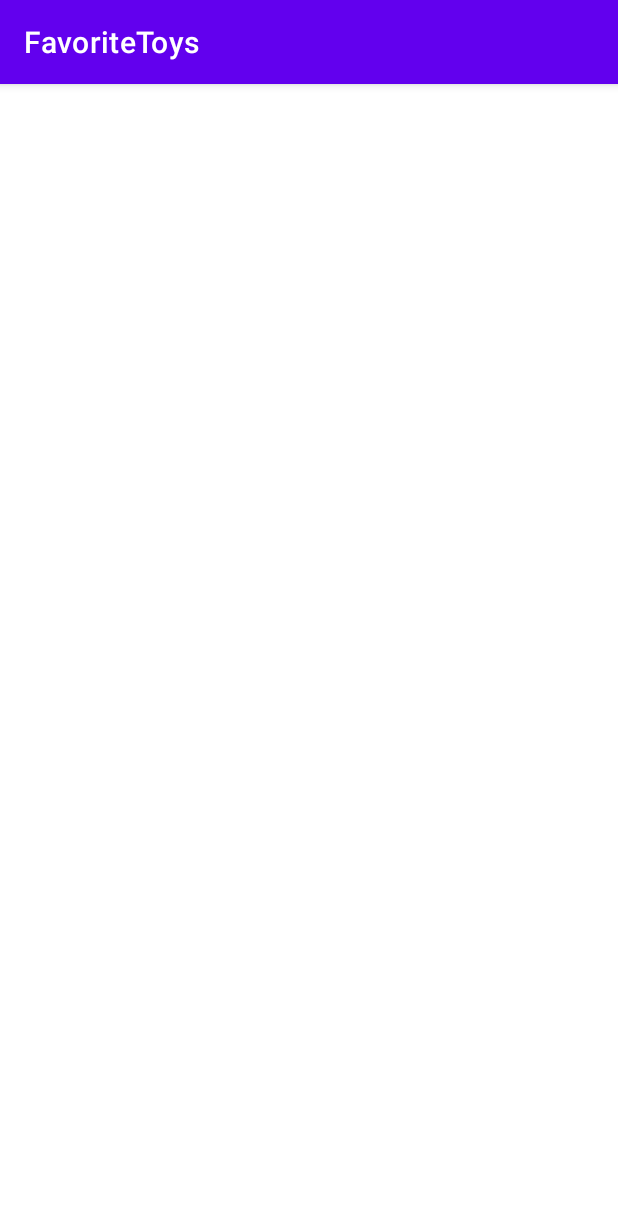
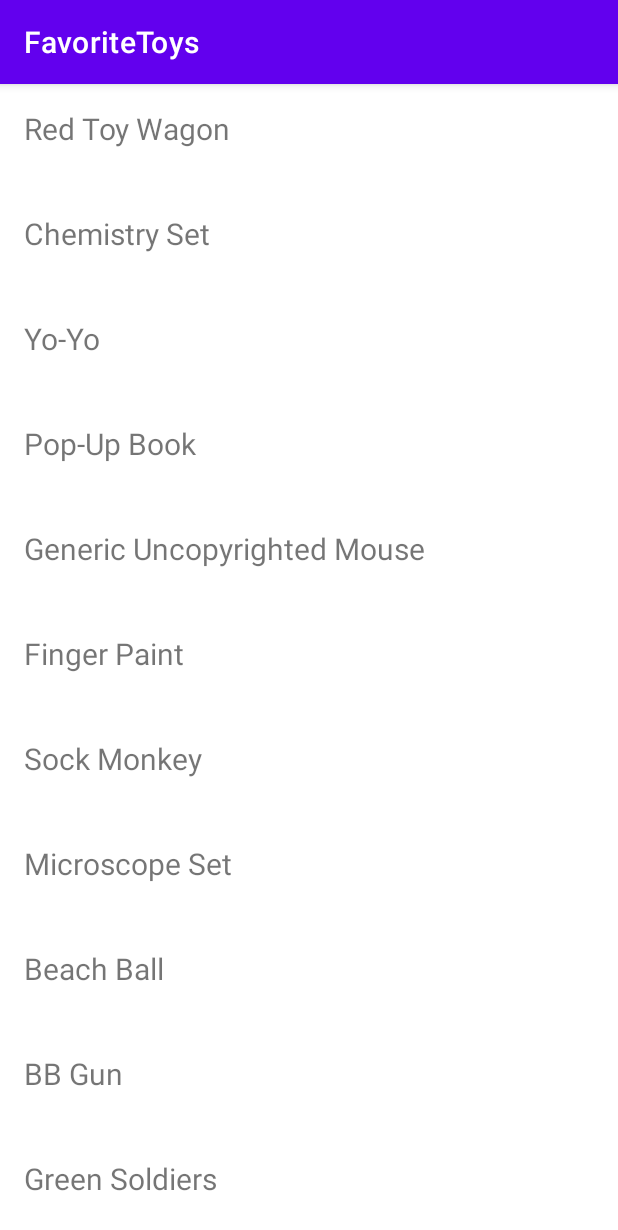
Before and after one commit to 3dylson/Modulo-2, an Android app: the screen it shows after launch (MainActivity), on a phone screen of 412 x 824 dp. Shown: the top 1230 px of the screen. Run offline under Robolectric (Android 15) with nearby library versions, the phone set to English and light mode, and no system bars.

Commit message:
Toying with FavoriteToys - Lesson 1: 16

```diff
--- a/FavoriteToys/app/src/main/java/com/example/android/favoritetoys/MainActivity.java
+++ b/FavoriteToys/app/src/main/java/com/example/android/favoritetoys/MainActivity.java
@@ -3,12 +3,23 @@ package com.example.android.favoritetoys;
 import androidx.appcompat.app.AppCompatActivity;
 
 import android.os.Bundle;
+import android.widget.TextView;
 
 public class MainActivity extends AppCompatActivity {
+
+    private TextView mToysListTextView;
 
     @Override
     protected void onCreate(Bundle savedInstanceState) {
         super.onCreate(savedInstanceState);
         setContentView(R.layout.activity_main);
+
+        mToysListTextView = findViewById(R.id.tv_toy_names);
+
+        String[] toyNames = ToyBox.getToyNames();
+
+        for (String toyName : toyNames) {
+            mToysListTextView.append(toyName + "\n\n\n");
+        }
     }
 }
--- /dev/null
+++ b/FavoriteToys/app/src/main/java/com/example/android/favoritetoys/ToyBox.java
@@ -0,0 +1,54 @@
+package com.example.android.favoritetoys;
+
+public class ToyBox {
+
+    /**
+     * This method returns a list of 100 popular toy names from the 20th and early 21st centuries.
+     * @return A list of popular toys
+     */
+    public static String[] getToyNames() {
+        return new String[]{
+                "Red Toy Wagon",
+                "Chemistry Set",
+                "Yo-Yo",
+                "Pop-Up Book",
+                "Generic Uncopyrighted Mouse",
+                "Finger Paint",
+                "Sock Monkey",
+                "Microscope Set",
+                "Beach Ball",
+                "BB Gun",
+                "Green Soldiers",
+                "Bubbles",
+                "Spring Toy",
+                "Fortune Telling Ball",
+                "Plastic Connecting Blocks",
+                "Water Balloon",
+                "Paint-by-Numbers Kit",
+                "Tuber Head",
+                "Cool Ball with Holes in It",
+                "Toy Truck",
+                "Flying Disc",
+                "Two-Handed Pogo Stick",
+                "Toy Hoop",
+                "Dysmorphia Doll",
+                "Toy Train",
+                "Fake Vomit",
+                "Toy Telephone",
+                "Barrel of Primates",
+                "Remote Control Car",
+                "Square Puzzle Cube",
+                "Football",
+                "Intergalactic Electronic Phasers",
+                "Baby Horse Dolls",
+                "Machines that turn into other Machines",
+                "Teddy Bears",
+                "Shaved Ice Maker",
+                "Glow Stick",
+                "Squirt Guns",
+                "Miniature Replica Animals Stuffed with Beads that you swore to your parents would be worth lots of money one day",
+                "Creepy Gremlin Doll",
+                "Neodymium-Magnet Toy"
+        };
+    }
+}
--- a/FavoriteToys/app/src/main/res/layout/activity_main.xml
+++ b/FavoriteToys/app/src/main/res/layout/activity_main.xml
@@ -8,6 +8,7 @@
     tools:context=".MainActivity">
 
     <TextView
+        android:id="@+id/tv_toy_names"
         android:layout_width="wrap_content"
         android:layout_height="wrap_content"
         android:padding="16dp"
```
